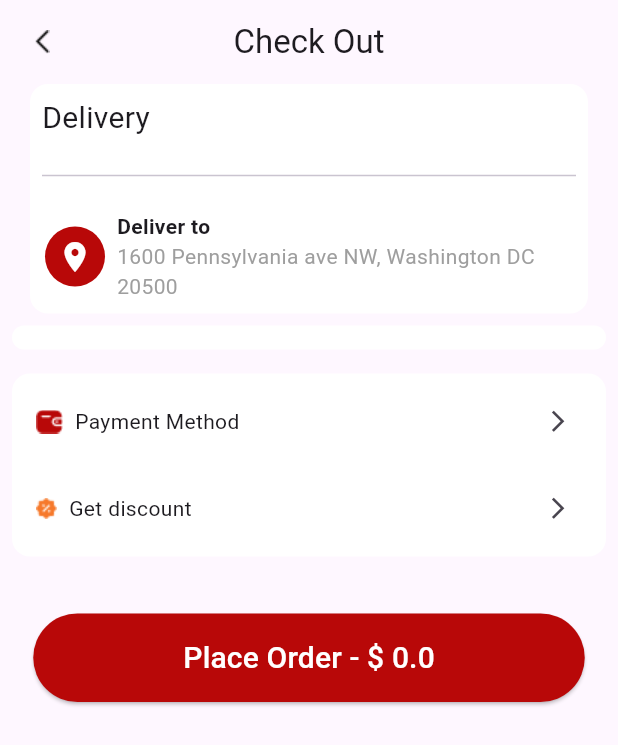
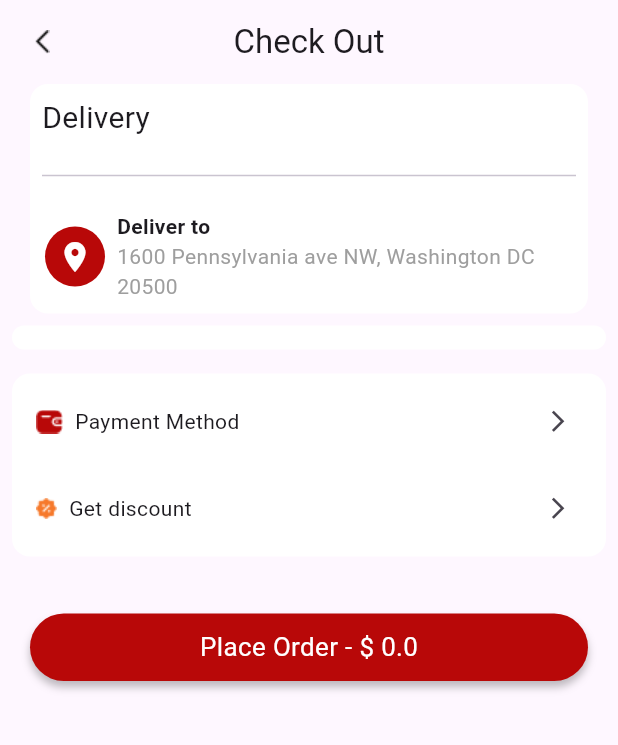
Before and after one commit to mustakimcse/new_stack_food, a Flutter app: the CheckOutScreen screen opened directly, on a phone screen of 412 x 824 dp. Shown: the top 745 px of the screen. Run offline on Flutter 3.47's test engine with Material 3 defaults, Android fonts, the phone set to English and light mode, and no system bars; our stand-ins replace get, image_picker, shared_preferences; accounts and stored records are empty.

Commit message:
image get screen create some add

```diff
--- a/lib/screen/profile/cart_screen.dart
+++ b/lib/screen/profile/cart_screen.dart
@@ -337,7 +337,7 @@ class _CartScreenState extends State<CartScreen> {
                   Get.to(CheckOutScreen());
                 },
                 style: ElevatedButton.styleFrom(
-                    padding: const EdgeInsets.symmetric(vertical: 15,horizontal: 100),
+                    padding: const EdgeInsets.symmetric(vertical: 10,horizontal: 100),
                     backgroundColor: const Color(0xffb80808)
                 ),
                 child: const Text("Check Out",style: TextStyle(color: Colors.white,fontSize: 20),),
--- a/lib/screen/profile/check_out_scrren.dart
+++ b/lib/screen/profile/check_out_scrren.dart
@@ -3,6 +3,7 @@ import 'package:get/get.dart';
 import 'package:get/get_core/src/get_main.dart';
 import 'package:get/get_state_manager/src/rx_flutter/rx_obx_widget.dart';
 import 'package:stack_food/screen/profile/payment_list_screen.dart';
+import 'package:stack_food/widgets/custom_button.dart';
 
 import '../../controller/cart_controller.dart';
 import '../../model/payment_method_list_model.dart';
@@ -17,6 +18,17 @@ class CheckOutScreen extends StatefulWidget {
 class _CheckOutScreenState extends State<CheckOutScreen> {
   final cartController = Get.put(CartController());
   PaymentMethodListModel? selectedPaymentMethod;
+
+  Size responsiveSize(BuildContext context, double height, double width) {
+    double screenHeight = MediaQuery.of(context).size.height;
+    double screenWidth = MediaQuery.of(context).size.width;
+
+    double height1 = screenHeight * height;
+    double width1 = screenWidth * width;
+
+    return Size(width1,height1);
+  }
+
   @override
   Widget build(BuildContext context) {
     return Scaffold(
@@ -387,15 +399,13 @@ class _CheckOutScreenState extends State<CheckOutScreen> {
 
           SliverToBoxAdapter(
             child: Center(
-              child: ElevatedButton(
-                onPressed: (){
-                  Get.to(CheckOutScreen());
-                },
-                style: ElevatedButton.styleFrom(
-                    padding: const EdgeInsets.symmetric(vertical: 15,horizontal: 100),
-                    backgroundColor: const Color(0xffb80808)
+              child: Padding(
+                padding: const EdgeInsets.only(left: 20,right: 20),
+                child: CustomButton(
+                  radius: 30,
+                    onPressed: (){},
+                    child: Text("Place Order - \$ ${cartController.totalPrice}",style: TextStyle(color: Colors.white,fontSize: responsiveSize(context, 0.021, 0).height),),
                 ),
-                child:  Text("Place Order - \$ ${cartController.totalPrice}",style: TextStyle(color: Colors.white,fontSize: 20),),
               ),
             ),
           )
--- /dev/null
+++ b/lib/widgets/custom_button.dart
@@ -0,0 +1,45 @@
+import 'package:flutter/material.dart';
+
+class CustomButton extends StatelessWidget {
+  final Widget child; // The widget you want to display inside the button
+  final VoidCallback onPressed; // The action when the button is pressed
+  final EdgeInsetsGeometry padding; // Padding around the button
+  final Color color; // Background color of the button
+  final double radius; // Border radius of the button
+  final double elevation; // Elevation of the button
+
+  const CustomButton({
+    super.key,
+    required this.child,
+    required this.onPressed,
+    this.padding = const EdgeInsets.symmetric(horizontal: 20, vertical: 10),
+    this.color = const Color(0xffb80808),
+    this.radius = 8.0,
+    this.elevation = 4.0,
+  });
+
+  @override
+  Widget build(BuildContext context) {
+    return InkWell(
+      onTap: onPressed,
+      borderRadius: BorderRadius.circular(radius),
+      child: Ink(
+        decoration: BoxDecoration(
+          color: color,
+          borderRadius: BorderRadius.circular(radius),
+          boxShadow: [
+            BoxShadow(
+              color: Colors.black26,
+              blurRadius: elevation,
+              offset: Offset(0, 4), // Shadow position
+            ),
+          ],
+        ),
+        padding: padding,
+        child: Center(
+          child: child,
+        ),
+      ),
+    );
+  }
+}
```
Also changed, not shown: lib/screen/upload/image_screen.dart (+30 -5 lines), lib/screen/upload_screen.dart (+21 -8 lines), lib/util/responsiveSize.dart (added, +12 -0 lines).
